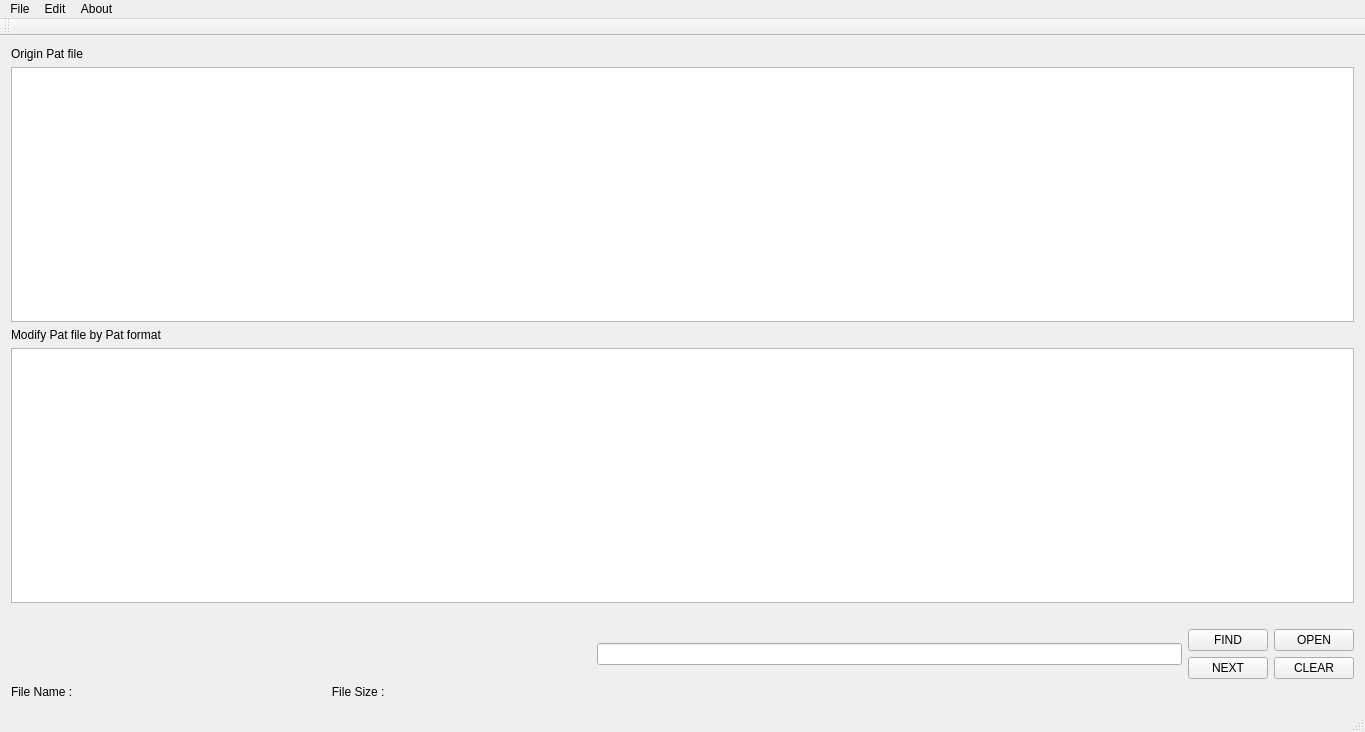
Old version of the form mainwindow.ui in the repository Git-Hub-Pro/PatternViewer.
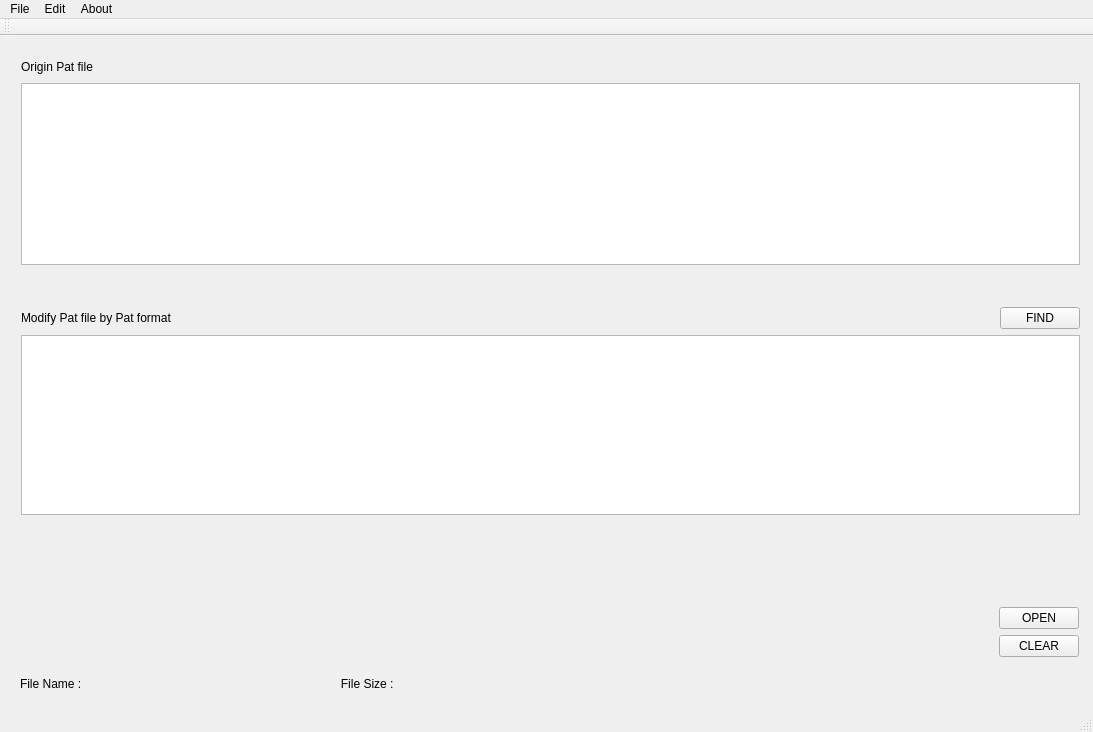
New version of the form.

Patch:
```diff
--- a/mainwindow.ui
+++ b/mainwindow.ui
@@ -6,7 +6,7 @@
    <rect>
     <x>0</x>
     <y>0</y>
-    <width>1365</width>
+    <width>1093</width>
     <height>732</height>
    </rect>
   </property>
@@ -14,10 +14,19 @@
    <string>MainWindow</string>
   </property>
   <widget class="QWidget" name="centralWidget">
-   <layout class="QVBoxLayout" name="verticalLayout_6">
-    <item>
+   <widget class="QWidget" name="">
+    <property name="geometry">
+     <rect>
+      <x>10</x>
+      <y>10</y>
+      <width>1081</width>
+      <height>230</height>
+     </rect>
+    </property>
      <layout class="QVBoxLayout" name="verticalLayout">
       <item>
+      <layout class="QHBoxLayout" name="horizontalLayout_3">
+       <item>
        <widget class="QLabel" name="label">
         <property name="text">
          <string>Origin Pat file</string>
@@ -25,13 +34,38 @@
        </widget>
       </item>
       <item>
+        <spacer name="horizontalSpacer_3">
+         <property name="orientation">
+          <enum>Qt::Horizontal</enum>
+         </property>
+         <property name="sizeHint" stdset="0">
+          <size>
+           <width>40</width>
+           <height>20</height>
+          </size>
+         </property>
+        </spacer>
+       </item>
+      </layout>
+     </item>
+     <item>
        <widget class="QTableWidget" name="tableWidget"/>
       </item>
      </layout>
-    </item>
-    <item>
+   </widget>
+   <widget class="QWidget" name="">
+    <property name="geometry">
+     <rect>
+      <x>10</x>
+      <y>260</y>
+      <width>1081</width>
+      <height>230</height>
+     </rect>
+    </property>
      <layout class="QVBoxLayout" name="verticalLayout_2">
       <item>
+      <layout class="QHBoxLayout" name="horizontalLayout_4">
+       <item>
        <widget class="QLabel" name="label_2">
         <property name="text">
          <string>Modify Pat file by Pat format</string>
@@ -39,60 +73,60 @@
        </widget>
       </item>
       <item>
+        <spacer name="horizontalSpacer">
+         <property name="orientation">
+          <enum>Qt::Horizontal</enum>
+         </property>
+         <property name="sizeHint" stdset="0">
+          <size>
+           <width>40</width>
+           <height>20</height>
+          </size>
+         </property>
+        </spacer>
+       </item>
+       <item>
+        <widget class="QPushButton" name="modifyFindButton">
+         <property name="text">
+          <string>FIND</string>
+         </property>
+        </widget>
+       </item>
+      </layout>
+     </item>
+     <item>
        <widget class="QTextEdit" name="textEdit"/>
       </item>
      </layout>
-    </item>
-    <item>
-     <spacer name="horizontalSpacer_2">
-      <property name="orientation">
-       <enum>Qt::Horizontal</enum>
-      </property>
-      <property name="sizeHint" stdset="0">
-       <size>
-        <width>1344</width>
-        <height>20</height>
-       </size>
-      </property>
-     </spacer>
-    </item>
-    <item>
+   </widget>
+   <widget class="QWidget" name="">
+    <property name="geometry">
+     <rect>
+      <x>9</x>
+      <y>560</y>
+      <width>1081</width>
+      <height>120</height>
+     </rect>
+    </property>
      <layout class="QVBoxLayout" name="verticalLayout_5">
       <item>
        <layout class="QHBoxLayout" name="horizontalLayout_2">
-        <item>
-         <spacer name="horizontalSpacer">
-          <property name="orientation">
-           <enum>Qt::Horizontal</enum>
-          </property>
-          <property name="sizeHint" stdset="0">
-           <size>
-            <width>488</width>
-            <height>20</height>
-           </size>
-          </property>
-         </spacer>
-        </item>
-        <item>
-         <widget class="QLineEdit" name="lineEdit"/>
-        </item>
         <item>
          <layout class="QHBoxLayout" name="horizontalLayout">
           <item>
            <layout class="QVBoxLayout" name="verticalLayout_4">
             <item>
-             <widget class="QPushButton" name="findButton">
-              <property name="text">
-               <string>FIND</string>
-              </property>
-             </widget>
-            </item>
-            <item>
-             <widget class="QPushButton" name="nextButton">
-              <property name="text">
-               <string>NEXT</string>
-              </property>
-             </widget>
+            <spacer name="horizontalSpacer_4">
+             <property name="orientation">
+              <enum>Qt::Horizontal</enum>
+             </property>
+             <property name="sizeHint" stdset="0">
+              <size>
+               <width>40</width>
+               <height>20</height>
+              </size>
+             </property>
+            </spacer>
             </item>
            </layout>
           </item>
@@ -126,8 +160,7 @@
        </widget>
       </item>
      </layout>
-    </item>
-   </layout>
+   </widget>
    <zorder>tableWidget</zorder>
    <zorder>label</zorder>
    <zorder>label_2</zorder>
@@ -149,7 +182,7 @@
     <rect>
      <x>0</x>
      <y>0</y>
-     <width>1365</width>
+     <width>1093</width>
      <height>25</height>
     </rect>
    </property>
```
Left out of the diff: 7 changed lines with no effect on the pictures. Lines whose indentation alone changed are shown as unchanged.
